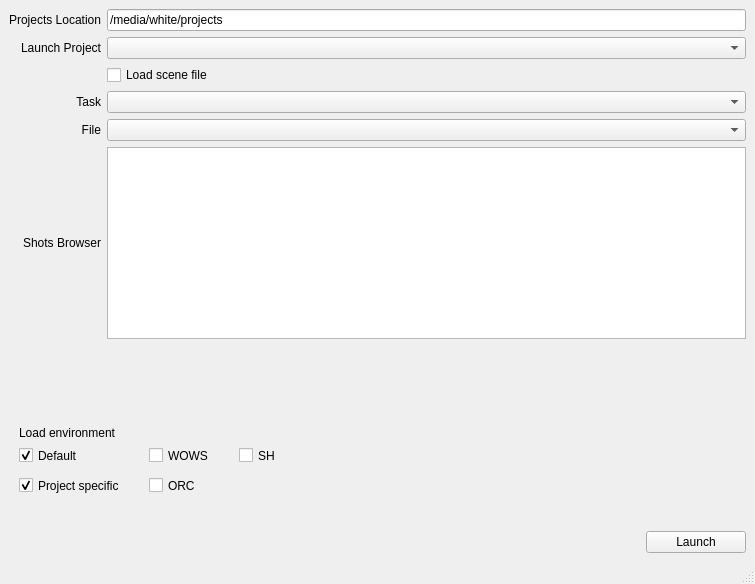
First picture: the form in uiHoudiniLauncher_v002.ui, repository mrmcdobrotny/houdiniLauncher, before the edit.
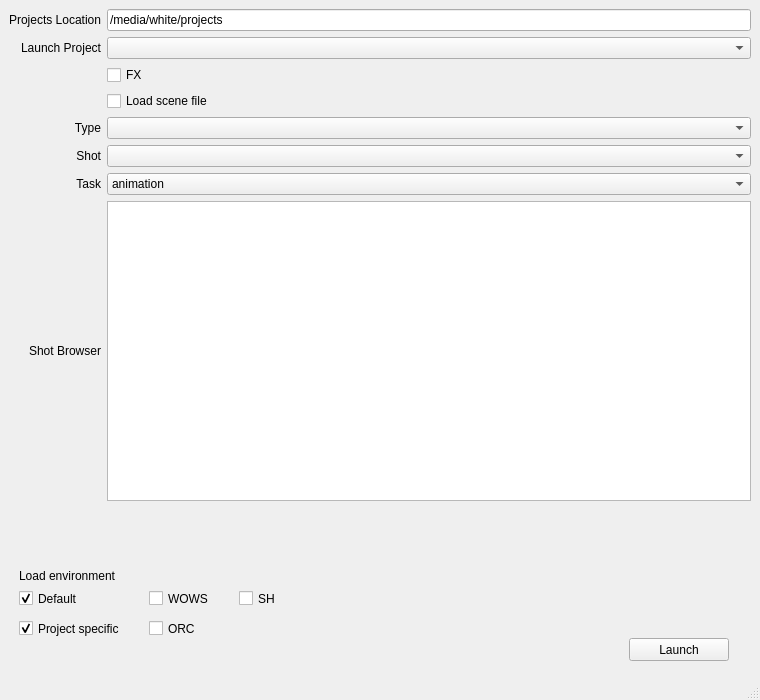
Second picture: the form after the edit.

What changed in the file:
```diff
--- a/uiHoudiniLauncher_v002.ui
+++ b/uiHoudiniLauncher_v002.ui
@@ -6,132 +6,22 @@
    <rect>
     <x>0</x>
     <y>0</y>
-    <width>755</width>
-    <height>584</height>
+    <width>760</width>
+    <height>700</height>
    </rect>
   </property>
+  <property name="minimumSize">
+   <size>
+    <width>760</width>
+    <height>0</height>
+   </size>
+  </property>
   <property name="windowTitle">
    <string>MainWindow</string>
   </property>
   <widget class="QWidget" name="centralwidget">
    <layout class="QGridLayout" name="gridLayout_2">
-    <item row="0" column="0">
-     <layout class="QGridLayout" name="gridLayout">
-      <item row="2" column="3">
-       <widget class="QCheckBox" name="checkLoadFile">
-        <property name="text">
-         <string>Load scene file</string>
-        </property>
-       </widget>
-      </item>
-      <item row="0" column="3">
-       <widget class="QLineEdit" name="projects_location">
-        <property name="text">
-         <string>/media/white/projects</string>
-        </property>
-       </widget>
-      </item>
-      <item row="4" column="3">
-       <widget class="QComboBox" name="shotsList"/>
-      </item>
-      <item row="0" column="2">
-       <widget class="QLabel" name="label">
-        <property name="text">
-         <string>Projects Location</string>
-        </property>
-        <property name="alignment">
-         <set>Qt::AlignRight|Qt::AlignTrailing|Qt::AlignVCenter</set>
-        </property>
-       </widget>
-      </item>
-      <item row="4" column="2">
-       <widget class="QLabel" name="label_5">
-        <property name="text">
-         <string>File</string>
-        </property>
-        <property name="alignment">
-         <set>Qt::AlignRight|Qt::AlignTrailing|Qt::AlignVCenter</set>
-        </property>
-       </widget>
-      </item>
-      <item row="1" column="2">
-       <widget class="QLabel" name="label_2">
-        <property name="text">
-         <string>Launch Project</string>
-        </property>
-        <property name="alignment">
-         <set>Qt::AlignRight|Qt::AlignTrailing|Qt::AlignVCenter</set>
-        </property>
-       </widget>
-      </item>
-      <item row="5" column="3">
-       <widget class="QTreeView" name="treeViewShots">
-        <attribute name="headerMinimumSectionSize">
-         <number>200</number>
-        </attribute>
-        <attribute name="headerDefaultSectionSize">
-         <number>300</number>
-        </attribute>
-       </widget>
-      </item>
-      <item row="1" column="3">
-       <widget class="QComboBox" name="projects_list"/>
-      </item>
-      <item row="7" column="3">
-       <spacer name="verticalSpacer_2">
-        <property name="orientation">
-         <enum>Qt::Vertical</enum>
-        </property>
-        <property name="sizeHint" stdset="0">
-         <size>
-          <width>20</width>
-          <height>40</height>
-         </size>
-        </property>
-       </spacer>
-      </item>
-      <item row="5" column="2">
-       <widget class="QLabel" name="label_3">
-        <property name="text">
-         <string>Shots Browser</string>
-        </property>
-        <property name="alignment">
-         <set>Qt::AlignRight|Qt::AlignTrailing|Qt::AlignVCenter</set>
-        </property>
-       </widget>
-      </item>
-      <item row="3" column="3">
-       <widget class="QComboBox" name="tasksList"/>
-      </item>
-      <item row="3" column="2">
-       <widget class="QLabel" name="label_6">
-        <property name="text">
-         <string>Task</string>
-        </property>
-        <property name="alignment">
-         <set>Qt::AlignRight|Qt::AlignTrailing|Qt::AlignVCenter</set>
-        </property>
-       </widget>
-      </item>
-     </layout>
-    </item>
     <item row="2" column="0">
-     <widget class="QPushButton" name="launch_project">
-      <property name="maximumSize">
-       <size>
-        <width>100</width>
-        <height>16777215</height>
-       </size>
-      </property>
-      <property name="layoutDirection">
-       <enum>Qt::RightToLeft</enum>
-      </property>
-      <property name="text">
-       <string>Launch</string>
-      </property>
-     </widget>
-    </item>
-    <item row="1" column="0">
      <widget class="QFrame" name="frame">
       <property name="minimumSize">
        <size>
@@ -232,8 +122,222 @@
         <string>SH</string>
        </property>
       </widget>
+      <widget class="QPushButton" name="launch_project">
+       <property name="geometry">
+        <rect>
+         <x>620</x>
+         <y>80</y>
+         <width>100</width>
+         <height>23</height>
+        </rect>
+       </property>
+       <property name="maximumSize">
+        <size>
+         <width>100</width>
+         <height>16777215</height>
+        </size>
+       </property>
+       <property name="layoutDirection">
+        <enum>Qt::RightToLeft</enum>
+       </property>
+       <property name="text">
+        <string>Launch</string>
+       </property>
+      </widget>
      </widget>
     </item>
+    <item row="0" column="0">
+     <layout class="QGridLayout" name="gridLayout">
+      <item row="6" column="4">
+       <widget class="QComboBox" name="taskTypeList">
+        <property name="enabled">
+         <bool>true</bool>
+        </property>
+        <item>
+         <property name="text">
+          <string>animation</string>
+         </property>
+        </item>
+        <item>
+         <property name="text">
+          <string>fx</string>
+         </property>
+        </item>
+        <item>
+         <property name="text">
+          <string>lighting</string>
+         </property>
+        </item>
+        <item>
+         <property name="text">
+          <string>layout</string>
+         </property>
+        </item>
+       </widget>
+      </item>
+      <item row="8" column="2">
+       <widget class="QLabel" name="label_3">
+        <property name="enabled">
+         <bool>true</bool>
+        </property>
+        <property name="text">
+         <string>Shot Browser</string>
+        </property>
+        <property name="alignment">
+         <set>Qt::AlignRight|Qt::AlignTrailing|Qt::AlignVCenter</set>
+        </property>
+       </widget>
+      </item>
+      <item row="2" column="4">
+       <widget class="QCheckBox" name="checkFx">
+        <property name="text">
+         <string>FX</string>
+        </property>
+       </widget>
+      </item>
+      <item row="3" column="4">
+       <widget class="QCheckBox" name="checkLoadFile">
+        <property name="text">
+         <string>Load scene file</string>
+        </property>
+       </widget>
+      </item>
+      <item row="4" column="2">
+       <widget class="QLabel" name="label_6">
+        <property name="enabled">
+         <bool>true</bool>
+        </property>
+        <property name="text">
+         <string>Type</string>
+        </property>
+        <property name="alignment">
+         <set>Qt::AlignRight|Qt::AlignTrailing|Qt::AlignVCenter</set>
+        </property>
+       </widget>
+      </item>
+      <item row="1" column="4">
+       <widget class="QComboBox" name="projects_list"/>
+      </item>
+      <item row="0" column="2">
+       <widget class="QLabel" name="label">
+        <property name="text">
+         <string>Projects Location</string>
+        </property>
+        <property name="alignment">
+         <set>Qt::AlignRight|Qt::AlignTrailing|Qt::AlignVCenter</set>
+        </property>
+       </widget>
+      </item>
+      <item row="0" column="4">
+       <widget class="QLineEdit" name="projects_location">
+        <property name="text">
+         <string>/media/white/projects</string>
+        </property>
+       </widget>
+      </item>
+      <item row="1" column="2">
+       <widget class="QLabel" name="label_2">
+        <property name="text">
+         <string>Launch Project</string>
+        </property>
+        <property name="alignment">
+         <set>Qt::AlignRight|Qt::AlignTrailing|Qt::AlignVCenter</set>
+        </property>
+       </widget>
+      </item>
+      <item row="4" column="4">
+       <widget class="QComboBox" name="tasksList">
+        <property name="enabled">
+         <bool>true</bool>
+        </property>
+       </widget>
+      </item>
+      <item row="6" column="2">
+       <widget class="QLabel" name="label_7">
+        <property name="enabled">
+         <bool>true</bool>
+        </property>
+        <property name="text">
+         <string>Task</string>
+        </property>
+        <property name="alignment">
+         <set>Qt::AlignRight|Qt::AlignTrailing|Qt::AlignVCenter</set>
+        </property>
+       </widget>
+      </item>
+      <item row="8" column="4">
+       <widget class="QTreeView" name="treeViewShots">
+        <property name="enabled">
+         <bool>true</bool>
+        </property>
+        <property name="minimumSize">
+         <size>
+          <width>0</width>
+          <height>300</height>
+         </size>
+        </property>
+        <attribute name="headerMinimumSectionSize">
+         <number>200</number>
+        </attribute>
+        <attribute name="headerDefaultSectionSize">
+         <number>300</number>
+        </attribute>
+       </widget>
+      </item>
+      <item row="5" column="4">
+       <widget class="QComboBox" name="shotsList">
+        <property name="enabled">
+         <bool>true</bool>
+        </property>
+       </widget>
+      </item>
+      <item row="5" column="2">
+       <widget class="QLabel" name="label_5">
+        <property name="enabled">
+         <bool>true</bool>
+        </property>
+        <property name="text">
+         <string>Shot</string>
+        </property>
+        <property name="alignment">
+         <set>Qt::AlignRight|Qt::AlignTrailing|Qt::AlignVCenter</set>
+        </property>
+       </widget>
+      </item>
+     </layout>
+    </item>
+    <item row="1" column="0">
+     <spacer name="verticalSpacer">
+      <property name="orientation">
+       <enum>Qt::Vertical</enum>
+      </property>
+      <property name="sizeType">
+       <enum>QSizePolicy::Expanding</enum>
+      </property>
+      <property name="sizeHint" stdset="0">
+       <size>
+        <width>20</width>
+        <height>10</height>
+       </size>
+      </property>
+     </spacer>
+    </item>
+    <item row="3" column="0">
+     <spacer name="verticalSpacer_2">
+      <property name="orientation">
+       <enum>Qt::Vertical</enum>
+      </property>
+      <property name="sizeType">
+       <enum>QSizePolicy::Fixed</enum>
+      </property>
+      <property name="sizeHint" stdset="0">
+       <size>
+        <width>20</width>
+        <height>1</height>
+       </size>
+      </property>
+     </spacer>
+    </item>
    </layout>
   </widget>
   <widget class="QMenuBar" name="menubar">
```
Left out of the diff: 2 changed lines with no effect on the pictures.
